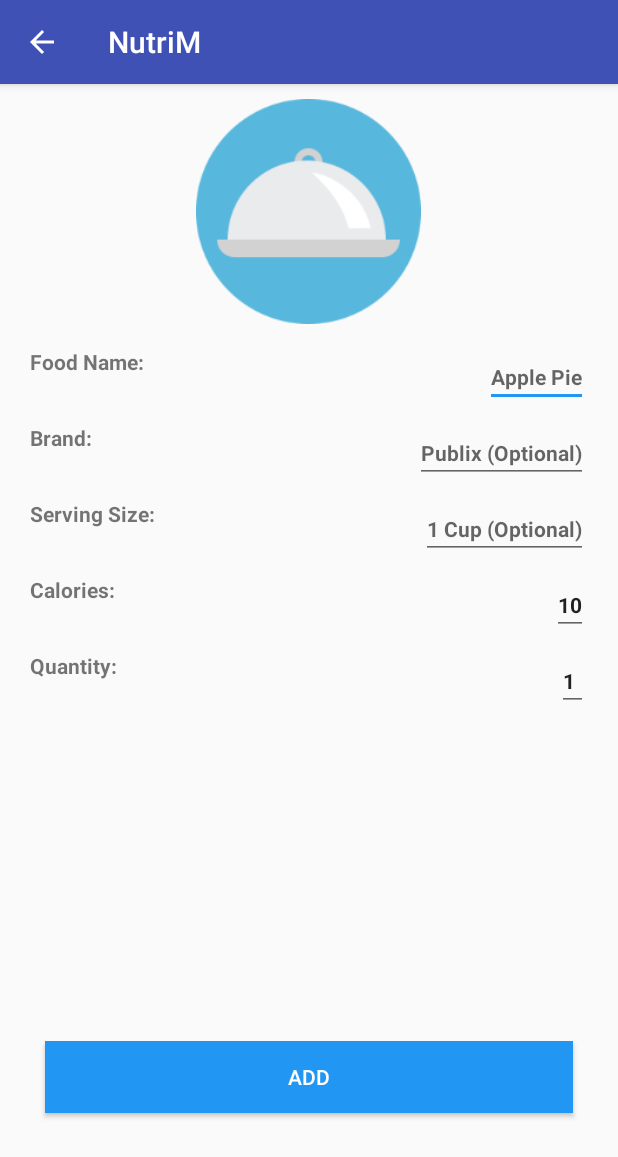
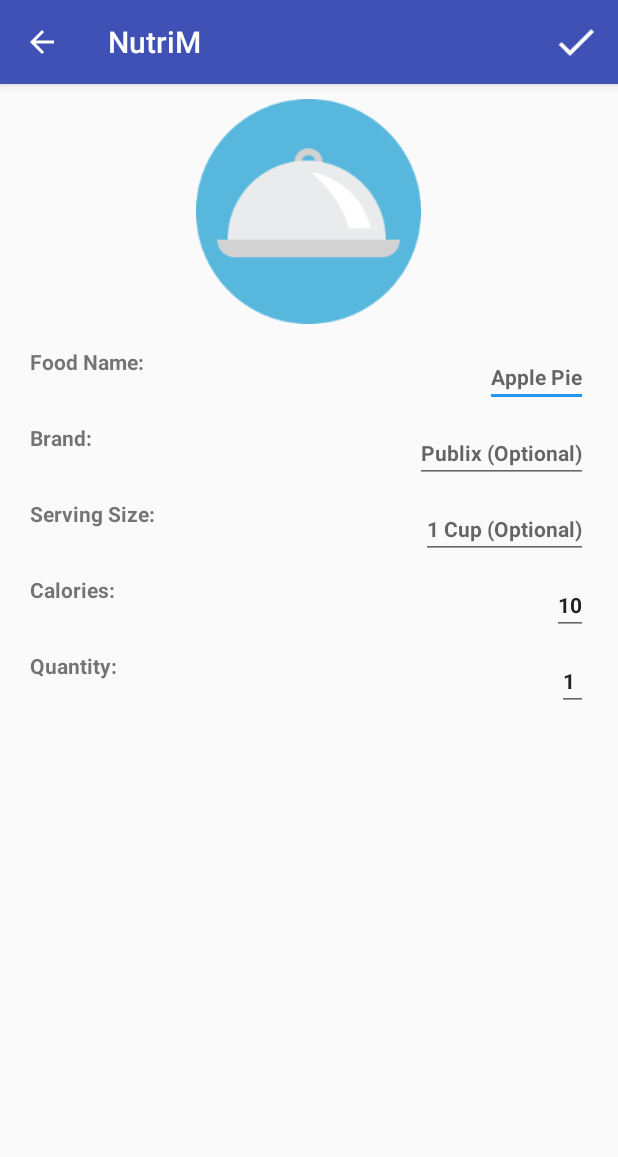
Before and after one commit to WiseHollow/NutriM, an Android app: the ManualUpdateActivity screen opened directly, with no data from a screen before it, on a phone screen of 412 x 824 dp. Shown: the top 1157 px of the screen. Run offline under Robolectric (Android 15) with nearby library versions, the phone set to English and light mode, and no system bars.

Commit message:
Add detail on what imperial and metrics means on account creation. Change button on ManualUpdateActivity.java to checkmark. Profile will round your values when editing.

```diff
--- a/app/src/main/java/net/johnbrooks/nutrim/activities/EditProfileActivity.java
+++ b/app/src/main/java/net/johnbrooks/nutrim/activities/EditProfileActivity.java
@@ -67,8 +67,8 @@ public class EditProfileActivity extends AppCompatActivity
                 ((TextView) findViewById(R.id.editProfileActivity_tv_height)).setText("Height (Cm)");
                 ((TextView) findViewById(R.id.editProfileActivity_tv_weight)).setText("Weight (Kg)");
 
-                et_height.setText("" + profile.getHeightCm() + "");
-                et_weight.setText(profile.getWeightKg() + "");
+                et_height.setText("" + ((int) profile.getHeightCm()) + "");
+                et_weight.setText(((int) profile.getWeightKg()) + "");
             }
 
             et_birthday.setText(Profile.dateFormat.format(profile.getBirthday()));
--- a/app/src/main/java/net/johnbrooks/nutrim/activities/ManualUpdateActivity.java
+++ b/app/src/main/java/net/johnbrooks/nutrim/activities/ManualUpdateActivity.java
@@ -3,6 +3,7 @@ package net.johnbrooks.nutrim.activities;
 import android.support.v7.app.ActionBar;
 import android.support.v7.app.AppCompatActivity;
 import android.os.Bundle;
+import android.view.Menu;
 import android.view.MenuItem;
 import android.view.View;
 import android.widget.EditText;
@@ -48,22 +49,15 @@ public class ManualUpdateActivity extends AppCompatActivity
         et_quantity = (EditText) findViewById(R.id.manualUpdateActivity_editText_quantity);
 
         iv_food = (ImageView) findViewById(R.id.manualUpdateActivity_imageView_food);
-
-        findViewById(R.id.manualUpdateActivity_button_add).setOnClickListener(onClickAdd());
     }
 
-    private View.OnClickListener onClickAdd()
-    {
-        return new View.OnClickListener()
-        {
-            @Override
-            public void onClick(View v)
+    private boolean onClickAdd()
     {
         if (Objects.equals(et_foodName.getText().toString(), "") || Objects.equals(et_quantity.getText().toString(), "0"))
         {
             Toast toast = Toast.makeText(ManualUpdateActivity.this, "Please fill in required fields", Toast.LENGTH_SHORT);
             toast.show();
-                    return;
+            return false;
         }
 
         Profile profile = Profile.getProfile();
@@ -81,8 +75,15 @@ public class ManualUpdateActivity extends AppCompatActivity
         }
 
         finish();
+        return true;
     }
-        };
+
+    @Override
+    public boolean onCreateOptionsMenu(Menu menu)
+    {
+        // Inflate the menu; this adds items to the action bar if it is present.
+        getMenuInflater().inflate(R.menu.update, menu);
+        return true;
     }
 
     @Override
@@ -93,6 +94,8 @@ public class ManualUpdateActivity extends AppCompatActivity
             case android.R.id.home:
                 this.finish();
                 return true;
+            case R.id.action_done:
+                return onClickAdd();
             default:
                 return super.onOptionsItemSelected(item);
         }
--- a/app/src/main/java/net/johnbrooks/nutrim/activities/UpdateActivity.java
+++ b/app/src/main/java/net/johnbrooks/nutrim/activities/UpdateActivity.java
@@ -109,7 +109,8 @@ public class UpdateActivity extends AppCompatActivity
     }
 
     @Override
-    public boolean onCreateOptionsMenu(Menu menu) {
+    public boolean onCreateOptionsMenu(Menu menu)
+    {
         // Inflate the menu; this adds items to the action bar if it is present.
         getMenuInflater().inflate(R.menu.update, menu);
         return true;
--- a/app/src/main/res/layout/activity_manual_update.xml
+++ b/app/src/main/res/layout/activity_manual_update.xml
@@ -169,23 +169,4 @@
 
     </ScrollView>
 
-    <LinearLayout
-        android:layout_width="match_parent"
-        android:layout_height="wrap_content"
-        android:layout_weight="0.25">
-
-        <Button
-            android:id="@+id/manualUpdateActivity_button_add"
-            android:layout_width="match_parent"
-            android:layout_height="wrap_content"
-            android:background="#2196F3"
-            android:textColor="#fff"
-            android:text="Add"
-            android:layout_marginBottom="10dp"
-            android:layout_marginLeft="30dp"
-            android:layout_marginRight="30dp"
-            />
-
-    </LinearLayout>
-
 </LinearLayout>
--- a/app/src/main/res/values/strings.xml
+++ b/app/src/main/res/values/strings.xml
@@ -8,7 +8,7 @@
     <string name="action_settings">Settings</string>
 
     <string-array name="measurementSystem">
-        <item>Imperial</item>
-        <item>Metric</item>
+        <item>Imperial (Lbs/Inches)</item>
+        <item>Metric (Kg, Cm)</item>
     </string-array>
 </resources>
```
Lines whose indentation alone changed are shown as unchanged.
